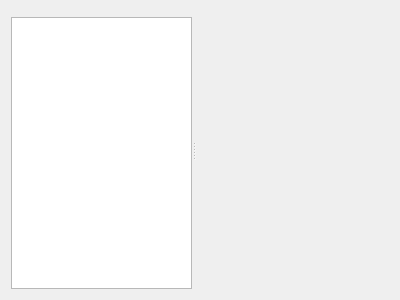
Old version of the form ui/tools/resourcebrowser/resourcebrowserwidget.ui in the repository netrunner-debian-kde-extras/gammaray.
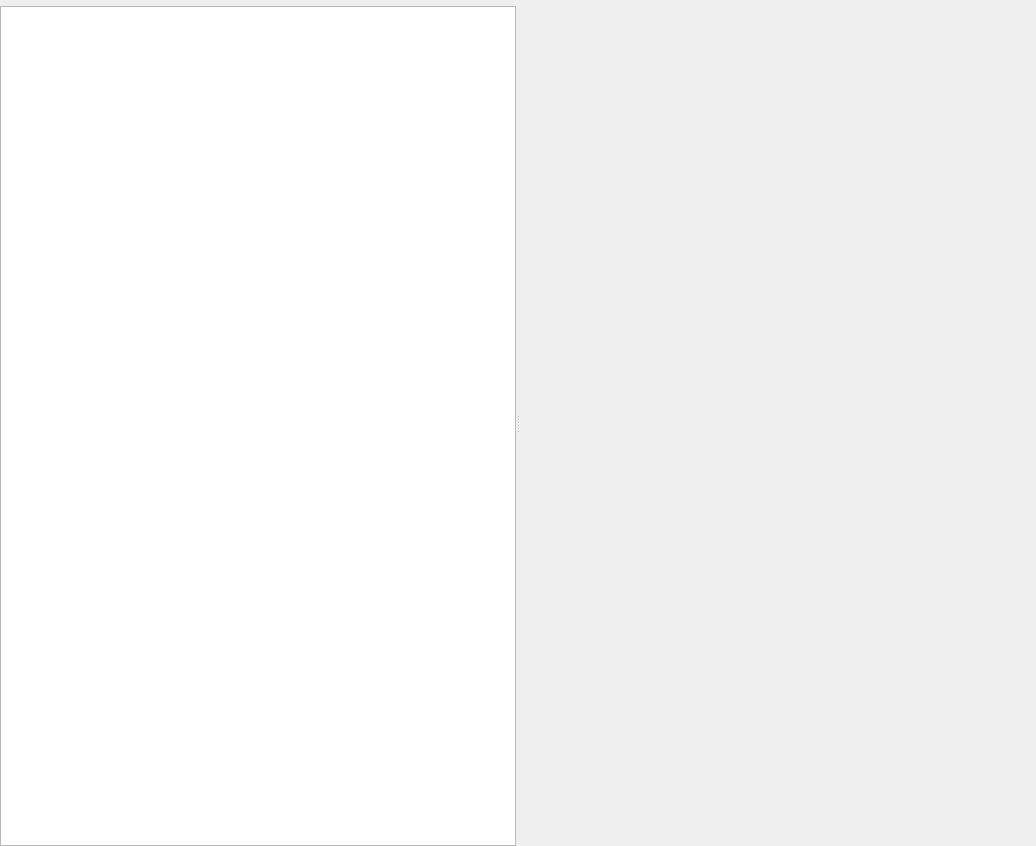
New version of the form. Custom widgets are drawn as their Qt base class.

```diff
--- a/ui/tools/resourcebrowser/resourcebrowserwidget.ui
+++ b/ui/tools/resourcebrowser/resourcebrowserwidget.ui
@@ -6,17 +6,29 @@
    <rect>
     <x>0</x>
     <y>0</y>
-    <width>400</width>
-    <height>300</height>
+    <width>1036</width>
+    <height>846</height>
    </rect>
   </property>
-  <layout class="QVBoxLayout" name="verticalLayout_2">
+  <layout class="QHBoxLayout" name="horizontalLayout">
+   <property name="leftMargin">
+    <number>0</number>
+   </property>
+   <property name="topMargin">
+    <number>0</number>
+   </property>
+   <property name="rightMargin">
+    <number>0</number>
+   </property>
+   <property name="bottomMargin">
+    <number>0</number>
+   </property>
    <item>
     <widget class="QSplitter" name="splitter">
      <property name="orientation">
       <enum>Qt::Horizontal</enum>
      </property>
-     <widget class="QWidget" name="">
+     <widget class="QWidget" name="layoutWidget">
       <layout class="QVBoxLayout" name="verticalLayout">
        <item>
         <widget class="KFilterProxySearchLine" name="searchLine"/>
@@ -32,46 +44,66 @@
       </property>
       <widget class="QWidget" name="contentTextPage">
        <layout class="QHBoxLayout" name="horizontalLayout_3">
+        <property name="leftMargin">
+         <number>0</number>
+        </property>
+        <property name="topMargin">
+         <number>0</number>
+        </property>
+        <property name="rightMargin">
+         <number>0</number>
+        </property>
+        <property name="bottomMargin">
+         <number>0</number>
+        </property>
         <item>
          <widget class="QTextBrowser" name="textBrowser"/>
         </item>
        </layout>
       </widget>
       <widget class="QWidget" name="contentLabelPage">
-       <layout class="QHBoxLayout" name="horizontalLayout">
+       <layout class="QVBoxLayout" name="verticalLayout_2">
+        <property name="leftMargin">
+         <number>0</number>
+        </property>
+        <property name="topMargin">
+         <number>0</number>
+        </property>
+        <property name="rightMargin">
+         <number>0</number>
+        </property>
+        <property name="bottomMargin">
+         <number>0</number>
+        </property>
         <item>
-         <spacer name="horizontalSpacer">
-          <property name="orientation">
-           <enum>Qt::Horizontal</enum>
+         <widget class="QScrollArea" name="scrollArea">
+          <property name="frameShape">
+           <enum>QFrame::NoFrame</enum>
           </property>
-          <property name="sizeHint" stdset="0">
-           <size>
-            <width>40</width>
-            <height>20</height>
-           </size>
+          <property name="widgetResizable">
+           <bool>true</bool>
           </property>
-         </spacer>
-        </item>
-        <item>
-         <widget class="QLabel" name="resourceLabel">
-          <property name="text">
-           <string/>
+          <property name="alignment">
+           <set>Qt::AlignCenter</set>
           </property>
+          <widget class="QLabel" name="resourceLabel">
+           <property name="geometry">
+            <rect>
+             <x>0</x>
+             <y>0</y>
+             <width>527</width>
+             <height>846</height>
+            </rect>
+           </property>
+           <property name="text">
+            <string/>
+           </property>
+           <property name="alignment">
+            <set>Qt::AlignCenter</set>
+           </property>
+          </widget>
          </widget>
         </item>
-        <item>
-         <spacer name="horizontalSpacer_2">
-          <property name="orientation">
-           <enum>Qt::Horizontal</enum>
-          </property>
-          <property name="sizeHint" stdset="0">
-           <size>
-            <width>40</width>
-            <height>20</height>
-           </size>
-          </property>
-         </spacer>
-        </item>
        </layout>
       </widget>
      </widget>
```
